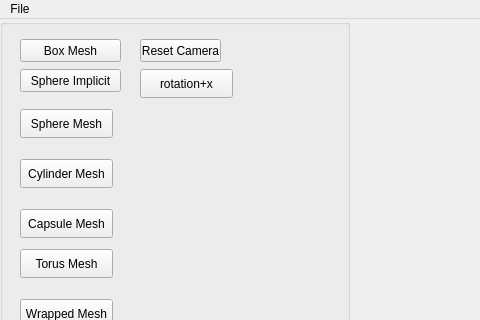
First picture: the form in AppTinyMesh/UI/interface.ui, repository Nawresse/TinyMesh, before the edit; both pictures show x 0 to 480 and y 0 to 320 of the 1200 by 1000 pixel window.
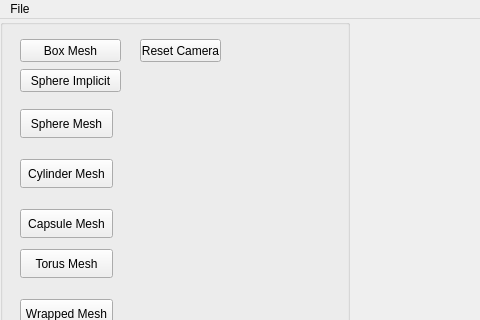
Second picture: the form after the edit.

The edit to the form file:
```diff
--- a/AppTinyMesh/UI/interface.ui
+++ b/AppTinyMesh/UI/interface.ui
@@ -210,19 +210,6 @@
         <string>Merge Mesh</string>
        </property>
       </widget>
-      <widget class="QPushButton" name="rotationPx">
-       <property name="geometry">
-        <rect>
-         <x>140</x>
-         <y>50</y>
-         <width>93</width>
-         <height>29</height>
-        </rect>
-       </property>
-       <property name="text">
-        <string>rotation+x</string>
-       </property>
-      </widget>
      </widget>
     </item>
     <item>
```
